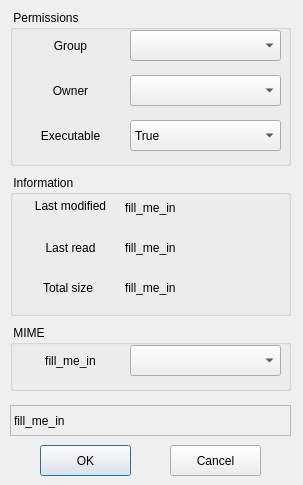
Above: src/qproperties/qproperties.ui from fluxer/bfp before the change. Below: the same form after it.
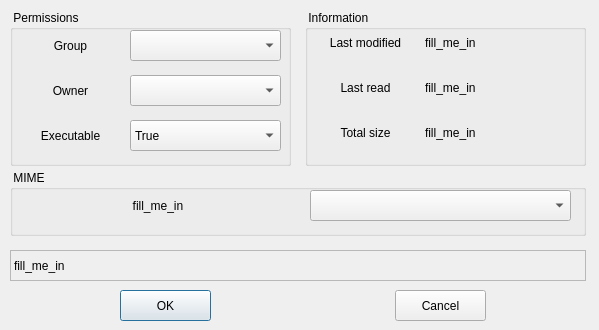
That is the form after the change. Icons and pictures are not drawn.

```diff
--- a/src/qproperties/qproperties.ui
+++ b/src/qproperties/qproperties.ui
@@ -6,26 +6,26 @@
    <rect>
     <x>0</x>
     <y>0</y>
-    <width>303</width>
-    <height>485</height>
+    <width>599</width>
+    <height>330</height>
    </rect>
   </property>
   <property name="sizePolicy">
-   <sizepolicy hsizetype="Fixed" vsizetype="Fixed">
+   <sizepolicy hsizetype="Preferred" vsizetype="Preferred">
     <horstretch>0</horstretch>
     <verstretch>0</verstretch>
    </sizepolicy>
   </property>
   <property name="minimumSize">
    <size>
-    <width>303</width>
-    <height>485</height>
+    <width>599</width>
+    <height>330</height>
    </size>
   </property>
   <property name="maximumSize">
    <size>
-    <width>303</width>
-    <height>485</height>
+    <width>599</width>
+    <height>330</height>
    </size>
   </property>
   <property name="windowTitle">
@@ -39,8 +39,8 @@
    <property name="geometry">
     <rect>
      <x>10</x>
-     <y>405</y>
-     <width>281</width>
+     <y>250</y>
+     <width>576</width>
      <height>31</height>
     </rect>
    </property>
@@ -57,8 +57,8 @@
   <widget class="QPushButton" name="okButton">
    <property name="geometry">
     <rect>
-     <x>40</x>
-     <y>445</y>
+     <x>120</x>
+     <y>290</y>
      <width>91</width>
      <height>31</height>
     </rect>
@@ -74,8 +74,8 @@
   <widget class="QPushButton" name="cancelButton">
    <property name="geometry">
     <rect>
-     <x>170</x>
-     <y>445</y>
+     <x>395</x>
+     <y>290</y>
      <width>91</width>
      <height>31</height>
     </rect>
@@ -201,10 +201,10 @@
   <widget class="QGroupBox" name="groupBox_3">
    <property name="geometry">
     <rect>
-     <x>10</x>
-     <y>175</y>
+     <x>305</x>
+     <y>10</y>
      <width>281</width>
-     <height>141</height>
+     <height>156</height>
     </rect>
    </property>
    <property name="title">
@@ -214,8 +214,8 @@
     <property name="geometry">
      <rect>
       <x>15</x>
-      <y>100</y>
-      <width>86</width>
+      <y>110</y>
+      <width>91</width>
       <height>26</height>
      </rect>
     </property>
@@ -232,7 +232,7 @@
       <x>15</x>
       <y>20</y>
       <width>91</width>
-      <height>21</height>
+      <height>26</height>
      </rect>
     </property>
     <property name="text">
@@ -246,7 +246,7 @@
     <property name="geometry">
      <rect>
       <x>15</x>
-      <y>60</y>
+      <y>65</y>
       <width>91</width>
       <height>26</height>
      </rect>
@@ -261,9 +261,9 @@
    <widget class="QLabel" name="lastModifiedLabel">
     <property name="geometry">
      <rect>
-      <x>115</x>
+      <x>120</x>
       <y>20</y>
-      <width>151</width>
+      <width>146</width>
       <height>26</height>
      </rect>
     </property>
@@ -274,9 +274,9 @@
    <widget class="QLabel" name="totalSizeLabel">
     <property name="geometry">
      <rect>
-      <x>115</x>
-      <y>100</y>
-      <width>151</width>
+      <x>120</x>
+      <y>110</y>
+      <width>146</width>
       <height>26</height>
      </rect>
     </property>
@@ -287,9 +287,9 @@
    <widget class="QLabel" name="lastReadLabel">
     <property name="geometry">
      <rect>
-      <x>115</x>
-      <y>60</y>
-      <width>151</width>
+      <x>120</x>
+      <y>65</y>
+      <width>146</width>
       <height>26</height>
      </rect>
     </property>
@@ -309,8 +309,8 @@
    <property name="geometry">
     <rect>
      <x>10</x>
-     <y>325</y>
-     <width>281</width>
+     <y>170</y>
+     <width>576</width>
      <height>66</height>
     </rect>
    </property>
@@ -320,9 +320,9 @@
    <widget class="QComboBox" name="programBox">
     <property name="geometry">
      <rect>
-      <x>120</x>
+      <x>300</x>
       <y>20</y>
-      <width>151</width>
+      <width>261</width>
       <height>31</height>
      </rect>
     </property>
@@ -337,7 +337,7 @@
      <rect>
       <x>15</x>
       <y>20</y>
-      <width>91</width>
+      <width>266</width>
       <height>31</height>
      </rect>
     </property>
```
Left out of the diff: 7 changed lines with no effect on the pictures.
